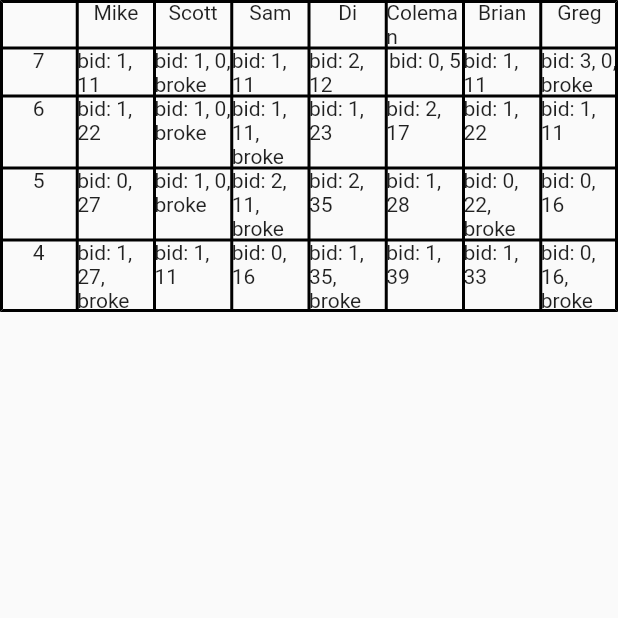
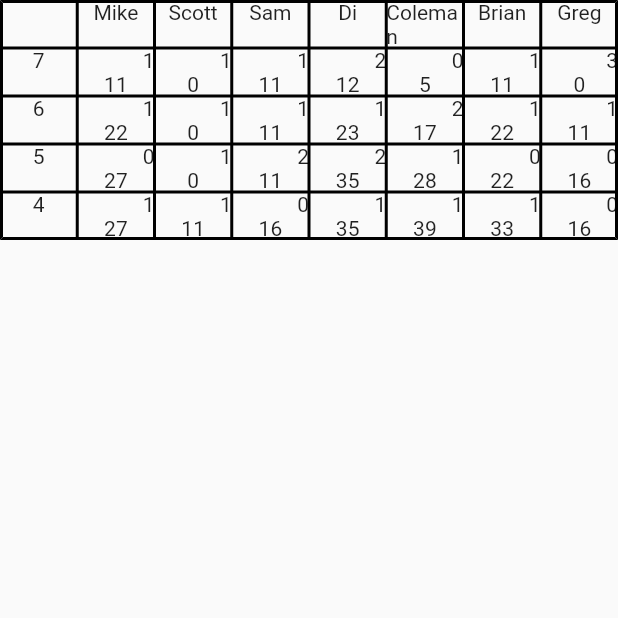
Before and after one commit to samjxn/bid, a Flutter app: the screen it shows after launch, on a phone screen of 412 x 824 dp, the top half of it. Run offline on Flutter 3.47's test engine with Material 2 defaults, Android fonts, the phone set to English and light mode, and no system bars; our stand-ins replace built_collection, built_value, flutter_redux, redux.

Commit message:
Add scoreboard item widget

```diff
--- a/lib/src/widgets/scoreboard.dart
+++ b/lib/src/widgets/scoreboard.dart
@@ -1,5 +1,6 @@
 import 'package:bid/src/models/player.sg.dart';
 import 'package:bid/src/models/scoreboard.sg.dart';
+import 'package:bid/src/widgets/scoreboard_item.dart';
 import 'package:flutter/material.dart';
 import 'package:quiver/iterables.dart';
 
@@ -29,13 +30,7 @@ class ScoreboardWidget extends StatelessWidget {
         final rowNum = e.index;
         final scoreEntry = e.value;
         rowChildren[rowNum].add(
-          Center(
-            child: Text(
-              'bid: ${scoreEntry.bid ?? 0}, '
-              '${scoreEntry.score}'
-              '${scoreEntry.broke ? ', broke' : ''}',
-            ),
-          ),
+          ScoreboardItem(scoreEntry),
         );
       }
     }
--- /dev/null
+++ b/lib/src/widgets/scoreboard_item.dart
@@ -0,0 +1,24 @@
+import 'package:bid/src/models/scoreboard.sg.dart';
+import 'package:flutter/material.dart';
+
+class ScoreboardItem extends StatelessWidget {
+  final ScoreboardEntry entry;
+
+  const ScoreboardItem(this.entry, {Key? key}) : super(key: key);
+
+  @override
+  Widget build(BuildContext context) {
+    return Column(
+      children: [
+        Row(
+          mainAxisAlignment: MainAxisAlignment.end,
+          children: [Text('${entry.bid ?? 0}')],
+        ),
+        Row(
+          mainAxisAlignment: MainAxisAlignment.center,
+          children: [Text('${entry.score}')],
+        )
+      ],
+    );
+  }
+}
```
